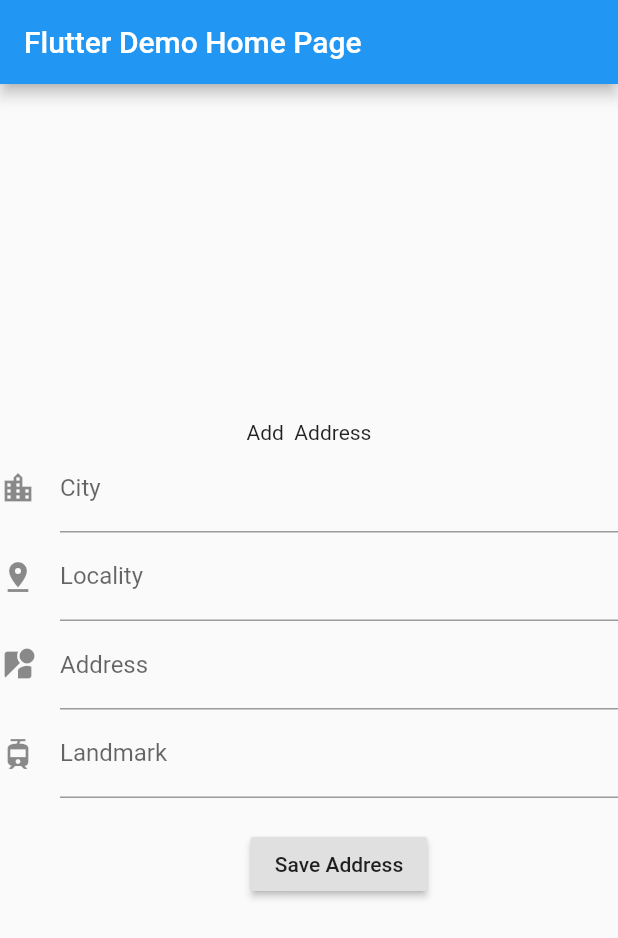
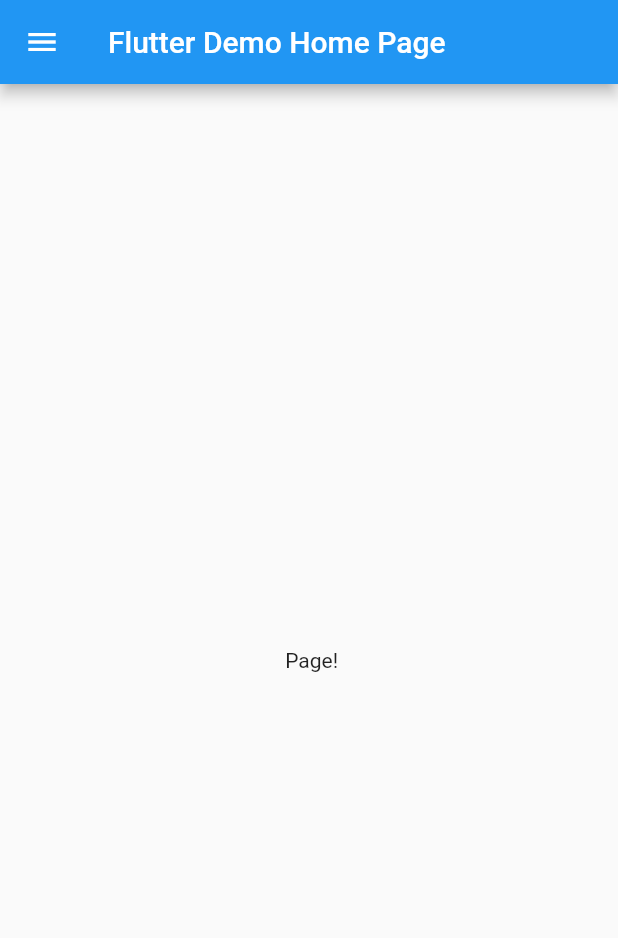
Before and after one commit to charan1922/Flutter_UI_practice, a Flutter app: the screen it shows after launch, on a phone screen of 412 x 824 dp. Shown: the top 938 px of the screen. Run offline on Flutter 3.47's test engine with Material 2 defaults, Android fonts, the phone set to English and light mode, and no system bars.

Commit message:
added drawer

```diff
--- a/lib/address.dart
+++ /dev/null
@@ -1,6 +0,0 @@
-class Address {
-  String city='';
-  String locality = '';
-  String address = '';
-  String landmark = '';
-}
--- a/lib/main.dart
+++ b/lib/main.dart
@@ -1,6 +1,5 @@
 import 'package:flutter/material.dart';
-import 'address.dart';
-
+import 'chat.dart';
 void main() => runApp(new MyApp());
 
 class MyApp extends StatelessWidget {
@@ -17,6 +16,7 @@ class MyApp extends StatelessWidget {
   }
 }
 
+
 class MyHomePage extends StatefulWidget {
   MyHomePage({Key key, this.title}) : super(key: key);
 
@@ -26,98 +26,76 @@ class MyHomePage extends StatefulWidget {
   _MyHomePageState createState() => new _MyHomePageState();
 }
 
-class Address {
-  String city = '';
-  String locality = '';
-  String address = '';
-  String landmark = '';
-}
+class _MyHomePageState extends State<MyHomePage> {
+  int _counter = 0;
 
-class _MyHomePageState extends State<MyHomePage> {
-  Address _data = new Address();
-  final _formKey = GlobalKey<FormState>();
-
-  void _submitForm() {
-    final FormState form = _formKey.currentState;
-
-    if (form.validate()) {
-      form.save();
-      // If the form is valid, we want to show a address
-      print('Form save called');
-      print('city ${_data.city}');
-      print('locality ${_data.locality}');
-      print('address ${_data.address}');
-      print('landmark ${_data.landmark}');
-    }
+  void _incrementCounter() {
+    setState(() {
+      _counter++;
+    });
   }
-
 
   @override
   Widget build(BuildContext context) {
-    return Scaffold(
-      appBar: AppBar(
-        title: Text(widget.title),
+    // This method is rerun every time setState is called, for instance as done
+    // by the _incrementCounter method above.
+    //
+    // The Flutter framework has been optimized to make rerunning build methods
+    // fast, so that you can just rebuild anything that needs updating rather
+    // than having to individually change instances of widgets.
+    return new Scaffold(
+      appBar: new AppBar(
+        // Here we take the value from the MyHomePage object that was created by
+        // the App.build method, and use it to set our appbar title.
+        title: new Text(widget.title),
       ),
-      body: Center(
-        child: Form(
-          key: _formKey,
-          autovalidate: true,
-          child: Column(
-            mainAxisAlignment: MainAxisAlignment.center,
-            children: <Widget>[
-              Text(
-                'Add  Address',
+      body: Center(child: Text(' Page!')),
+      drawer: Drawer(
+        // Add a ListView to the drawer. This ensures the user can scroll
+        // through the options in the Drawer if there isn't enough vertical
+        // space to fit everything.
+        child: ListView(
+          // Important: Remove any padding from the ListView.
+          padding: EdgeInsets.zero,
+          children: <Widget>[
+            DrawerHeader(
+              child: Text('Drawer Header'),
+              decoration: BoxDecoration(
+                color: Colors.blue,
               ),
-              TextFormField(
-                  keyboardType: TextInputType.text,
-                  decoration: InputDecoration(
-                    icon: Icon(Icons.location_city),
-                    hintText: "Hyderabad",
-                    labelText: "City",
-                  ),
-                  onSaved: (String value) {
-                    this._data.city = value;
-                  }),
-              TextFormField(
-                  keyboardType: TextInputType.text,
-                  decoration: InputDecoration(
-                    icon: Icon(Icons.pin_drop),
-                    hintText: "Sanjeeva Reddy Nagar, Hyderabad",
-                    labelText: "Locality",
-                  ),
-                  onSaved: (String value) {
-                    this._data.locality = value;
-                  }),
-              TextFormField(
-                  keyboardType: TextInputType.text,
-                  decoration: InputDecoration(
-                    icon: Icon(Icons.streetview),
-                    hintText: "400/3RT, Aditya enclave",
-                    labelText: "Address",
-                  ),
-                  onSaved: (String value) {
-                    this._data.address = value;
-                  }),
-              TextFormField(
-                  keyboardType: TextInputType.text,
-                  decoration: InputDecoration(
-                    icon: Icon(Icons.tram),
-                    hintText: "Near police station",
-                    labelText: "Landmark",
-                  ),
-                  onSaved: (String value) {
-                    this._data.landmark = value;
-                  }),
-              Container(
-                  padding: const EdgeInsets.only(left: 40.0, top: 20.0),
-                  child: RaisedButton(
-                    child: const Text('Save Address'),
-                    onPressed: _submitForm,
-                  )),
-            ],
-          ),
+            ),
+            ListTile(
+              title: Text('Add Address'),
+              onTap: () {
+                // Update the state of the app
+                // ...
+                // Then close the drawer
+                // Navigator.pop(context);
+                Navigator.push(
+                  context,
+                  MaterialPageRoute(builder: (context) => ChatScreen()),
+                );
+
+              },
+            ),
+            ListTile(
+              title: Text('Item 2'),
+              onTap: () {
+                // Update the state of the app
+                // ...
+                // Then close the drawer
+                Navigator.pop(context);
+              },
+            ),
+          ],
         ),
       ),
+
+      // floatingActionButton: new FloatingActionButton(
+      //   onPressed: _incrementCounter,
+      //   tooltip: 'Increment',
+      //   child: new Icon(Icons.add),
+      // ), // This trailing comma makes auto-formatting nicer for build methods.
     );
   }
 }
```
Also changed, not shown: lib/chat.dart (added, +230 -0 lines).
